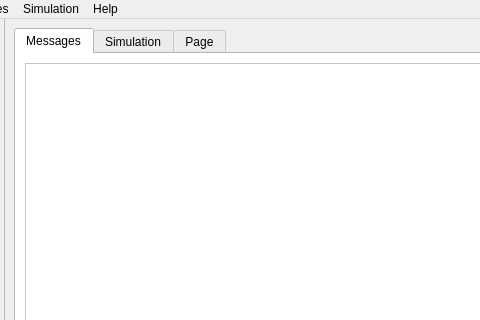
This is mainwindow.ui in feichay10/Cliente-Proyecto-Final-SOA as Qt 5 draws it before an edit; both pictures show x 97 to 577 and y 0 to 320 of the 888 by 455 pixel window. The edited form follows.
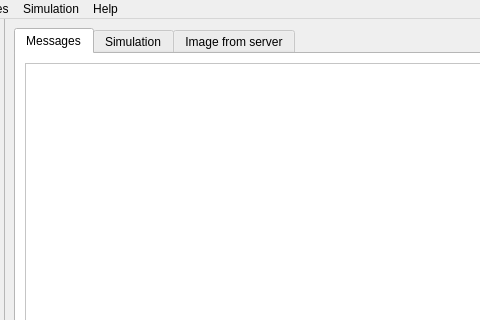
This is the edited form. The open tabs and pages were chosen to show the change. Icons and pictures are not drawn. Custom widgets are drawn as their Qt base class.

The edit to the form file:
```diff
--- a/mainwindow.ui
+++ b/mainwindow.ui
@@ -582,7 +582,7 @@
       </widget>
       <widget class="QWidget" name="Image">
        <attribute name="title">
-        <string>Page</string>
+        <string>Image from server</string>
        </attribute>
        <layout class="QVBoxLayout" name="verticalLayout_3">
         <item>
```
Left out of the diff: 6 changed lines with no effect on the pictures.
